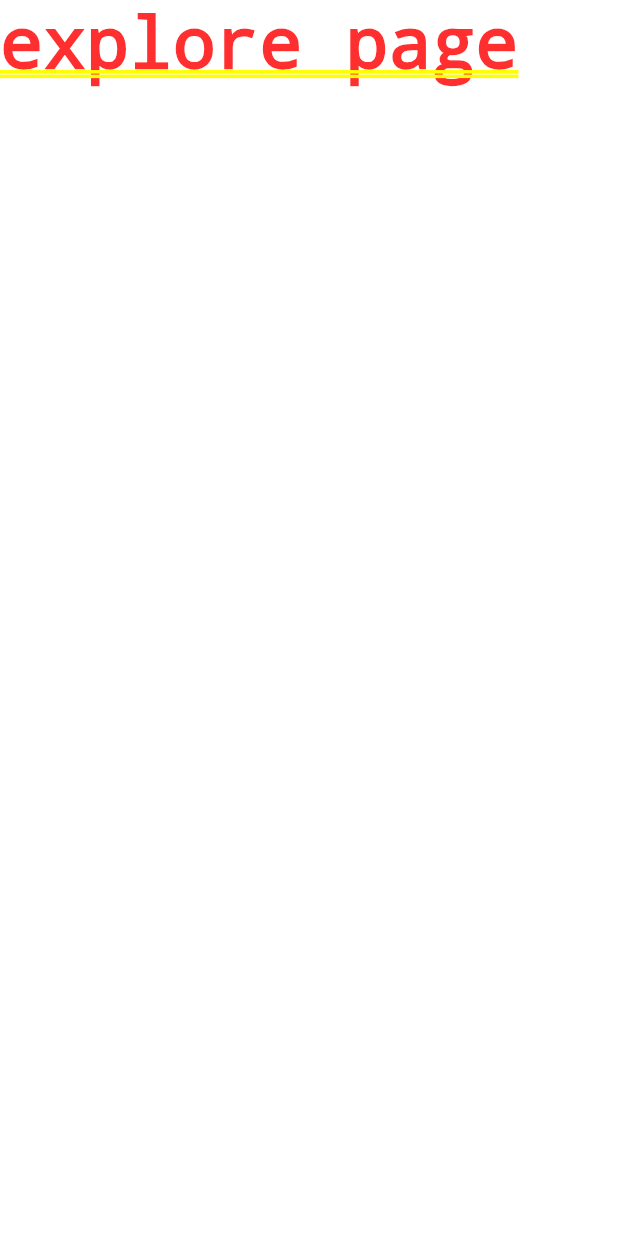
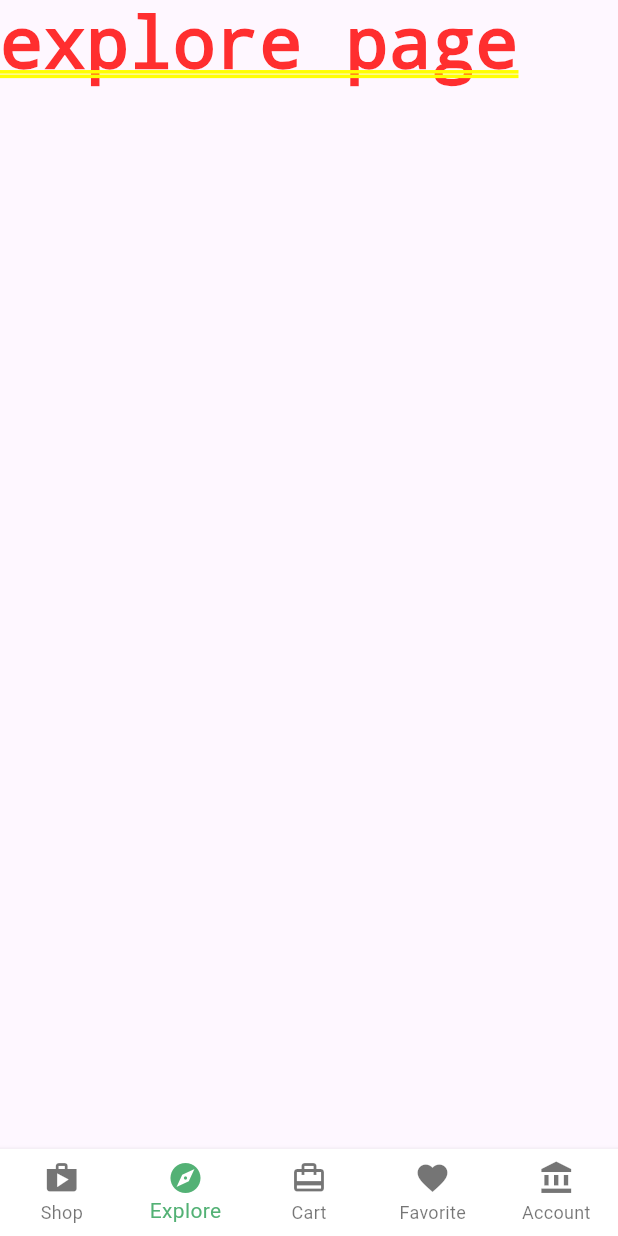
Before and after one commit to buyamm/flutter_groceries_app, a Flutter app: the screen it shows after launch, item 2 of the bottom bar chosen, on a phone screen of 412 x 824 dp. Run offline on Flutter 3.47's test engine with Material 3 defaults, Android fonts, the phone set to English and light mode, and no system bars; missing offline and left inert: standard_searchbar.

Commit message:
feat: create tab-based nagivation with IndexedStack Widget

```diff
--- a/lib/main.dart
+++ b/lib/main.dart
@@ -1,6 +1,9 @@
 import 'package:flutter/material.dart';
+import 'package:flutter_groceries_app/screens/explore.dart';
 import 'package:flutter_groceries_app/screens/home.dart';
 import 'package:flutter_groceries_app/screens/login.dart';
+import 'package:flutter_groceries_app/screens/profile.dart';
+import 'package:flutter_groceries_app/widgets/bottom_bar.dart';
 
 void main() {
   runApp(const MyApp());
@@ -14,6 +17,10 @@ class MyApp extends StatefulWidget {
 }
 
 class _MyWidgetState extends State<MyApp> {
+  int _currentSelectedIndex = 0;
+
+  final List<Widget> _pages = [HomePage(), ExplorePage(), ProfilePage()];
+
   @override
   Widget build(BuildContext context) {
     return MaterialApp(
@@ -21,7 +28,19 @@ class _MyWidgetState extends State<MyApp> {
         fontFamily: 'Roboto', // Đặt font mặc định
         primarySwatch: Colors.blue,
       ),
-      home: HomePage(),
+      home: Scaffold(
+        body: IndexedStack(index: _currentSelectedIndex, children: _pages),
+        bottomNavigationBar: BottomBar(
+          currentSelectedIndex: _currentSelectedIndex,
+          onTap: onTapSelectedItem,
+        ),
+      ),
     );
   }
+
+  void onTapSelectedItem(int index) {
+    setState(() {
+      _currentSelectedIndex = index;
+    });
+  }
 }
--- /dev/null
+++ b/lib/widgets/bottom_bar.dart
@@ -0,0 +1,36 @@
+import 'package:flutter/material.dart';
+import 'package:flutter_groceries_app/screens/explore.dart';
+import 'package:flutter_groceries_app/screens/profile.dart';
+
+class BottomBar extends StatelessWidget {
+  final int currentSelectedIndex;
+  final Function(int) onTap;
+
+  const BottomBar({
+    super.key,
+    required this.currentSelectedIndex,
+    required this.onTap,
+  });
+
+  @override
+  Widget build(BuildContext context) {
+    return BottomNavigationBar(
+      items: [
+        BottomNavigationBarItem(icon: Icon(Icons.shop), label: "Shop"),
+        BottomNavigationBarItem(icon: Icon(Icons.explore), label: "Explore"),
+        BottomNavigationBarItem(icon: Icon(Icons.card_travel), label: "Cart"),
+        BottomNavigationBarItem(icon: Icon(Icons.favorite), label: "Favorite"),
+        BottomNavigationBarItem(
+          icon: Icon(Icons.account_balance),
+          label: "Account",
+        ),
+      ],
+      currentIndex: currentSelectedIndex,
+      selectedItemColor: Color(0xff53B175),
+      elevation: 3,
+      backgroundColor: Colors.white,
+      type: BottomNavigationBarType.fixed,
+      onTap: onTap,
+    );
+  }
+}
```
Also changed, not shown: lib/screens/home.dart (+2 -40 lines), lib/widgets/product_card.dart (renamed from lib/widgets/product_category.dart).
